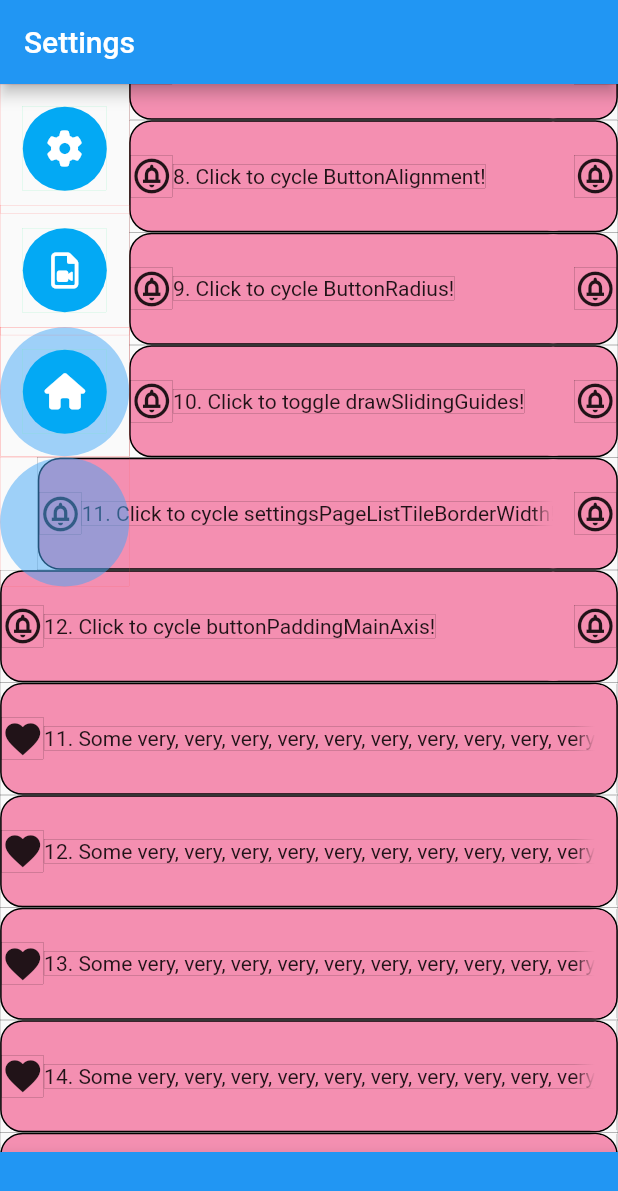
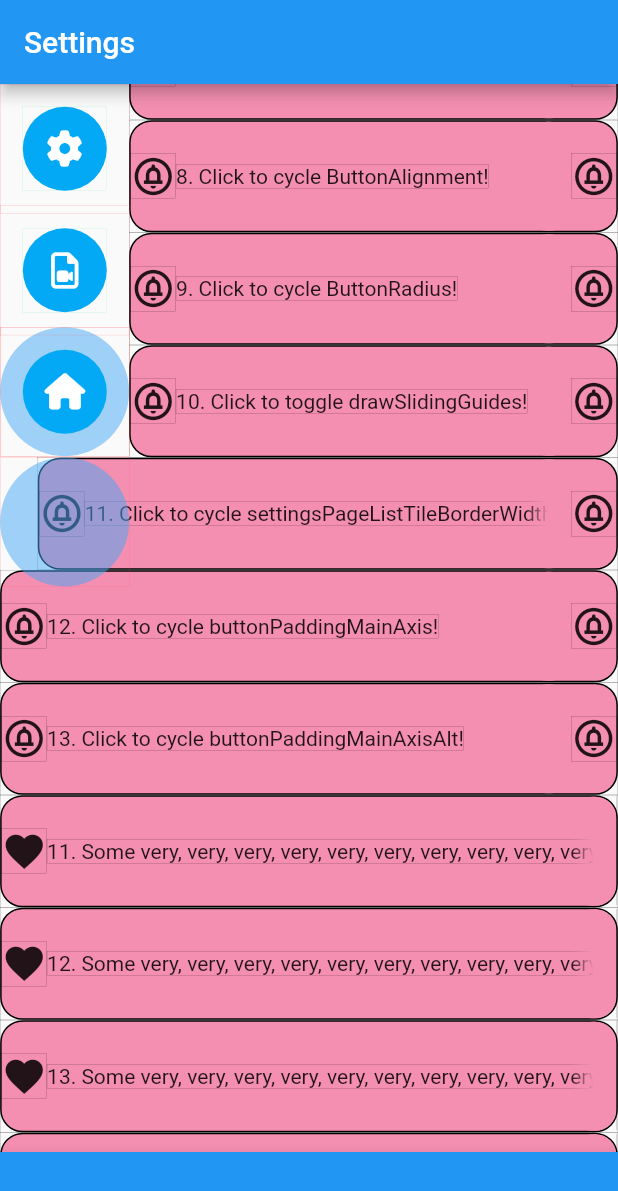
Before and after one commit to BigDeeEss/bu3_kar_kam, a Flutter app: the screen it shows after launch, scrolled down 576 dp, on a phone screen of 412 x 824 dp. Shown: the top 1191 px of the screen. Run offline on Flutter 3.47's test engine with Material 2 defaults, Android fonts, the phone set to English and light mode, and no system bars; our stand-ins replace font_awesome_flutter, get_it, get_it_mixin, shared_preferences.

Commit message:
Implement persistency of buttonPaddingMainAxisAlt user preference through app restarts.
Add ability for user to change this via settings page.

```diff
--- a/lib/app_data.dart
+++ b/lib/app_data.dart
@@ -26,7 +26,8 @@ abstract class AppData extends ChangeNotifier {
   double? buttonPaddingMainAxis;
 
   /// An alternative padding between buttons in [ButtonArray].
-  double buttonPaddingMainAxisAlt = 12.5;
+  double? buttonPaddingMainAxisAlt;
+  // double buttonPaddingMainAxisAlt = 12.5;
 
   /// Defines the padding surrounding each button.
   // EdgeInsetsDirectional get buttonPadding =>
--- a/lib/app_data_service.dart
+++ b/lib/app_data_service.dart
@@ -44,6 +44,7 @@ class AppDataService extends AppData {
       'buttonAlignment': (newValue) => cycleButtonAlignment(),
       'buttonAxis': (newValue) => toggleButtonAxis(),
       'buttonPaddingMainAxis': (newValue) => cycleButtonPaddingMainAxis(),
+      'buttonPaddingMainAxisAlt': (newValue) => cycleButtonPaddingMainAxisAlt(),
       'buttonRadius': (newValue) => cycleButtonRadius(),
       'drawLayoutBounds': (newValue) => toggleDrawLayoutBounds(),
       'drawSlidingGuides': (newValue) => toggleDrawSlidingGuides(),
@@ -92,8 +93,6 @@ class AppDataService extends AppData {
 
   /// Cycle and upload a new [buttonRadius]; update dependencies.
   void cycleButtonPaddingMainAxis() {
-    print('cycleButtonPaddingMainAxis, executing.');
-    print('cycleButtonPaddingMainAxis, buttonPaddingMainAxis = $buttonPaddingMainAxis');
     // Define a map to convert an integer to a value for [buttonRadius].
     Map<int, double> map = {
       0: 12.0,
@@ -111,6 +110,27 @@ class AppDataService extends AppData {
 
     // Save user preference for [buttonRadius] to storage.
     setUserPreferences('buttonPaddingMainAxis', buttonPaddingMainAxis);
+  }
+
+  /// Cycle and upload a new [buttonRadius]; update dependencies.
+  void cycleButtonPaddingMainAxisAlt() {
+    // Define a map to convert an integer to a value for [buttonRadius].
+    Map<int, double> map = {
+      0: 12.5,
+      1: 15.0,
+      2: 17.5,
+    };
+
+    // Use [map], its inverse and the modulus operator to cycle [buttonRadius].
+    int buttonPaddingMainAxisAltIntRepresentation = map.inverse()[buttonPaddingMainAxisAlt]!;
+    buttonPaddingMainAxisAlt = map[(buttonPaddingMainAxisAltIntRepresentation + 1) % map.length]!;
+
+    // Update dependencies: [buttonArrayRect] and [buttonCoordinates].
+    buttonArrayRect = setButtonArrayRect();
+    buttonCoordinates = setButtonCoordinates();
+
+    // Save user preference for [buttonRadius] to storage.
+    setUserPreferences('buttonPaddingMainAxisAlt', buttonPaddingMainAxisAlt);
   }
 
   /// Cycle and upload a new [buttonRadius]; update dependencies.
@@ -259,6 +279,10 @@ class AppDataService extends AppData {
     buttonPaddingMainAxis = buttonPaddingMainAxis ?? 15.0;
     setUserPreferences('buttonPaddingMainAxis', buttonPaddingMainAxis);
 
+    buttonPaddingMainAxisAlt = userPreferences.getDouble('buttonPaddingMainAxisAlt');
+    buttonPaddingMainAxisAlt = buttonPaddingMainAxisAlt ?? 12.5;
+    setUserPreferences('buttonPaddingMainAxisAlt', buttonPaddingMainAxisAlt);
+
     buttonRadius = userPreferences.getDouble('buttonRadius');
     buttonRadius = buttonRadius ?? 28.0;
     setUserPreferences('buttonRadius', buttonRadius);
@@ -285,7 +309,7 @@ class AppDataService extends AppData {
 
     settingsPageListTileIconSize =
         userPreferences.getDouble('settingsPageListTileIconSize');
-    settingsPageListTileIconSize = settingsPageListTileIconSize ?? 28.0;
+    settingsPageListTileIconSize = settingsPageListTileIconSize ?? 30.0;
     setUserPreferences(
         'settingsPageListTileIconSize', settingsPageListTileIconSize);
 
@@ -323,7 +347,7 @@ class AppDataService extends AppData {
 
   /// Calculates the bounding box for [ButtonArray].
   Rect setButtonArrayRect() {
-    double dim = 2 * (buttonRadius! + buttonPaddingMainAxisAlt);
+    double dim = 2 * (buttonRadius! + buttonPaddingMainAxisAlt!);
     double shortLength = 2.0 * (buttonRadius! + buttonPaddingMainAxis!);
     double longLength = (buttonSpecList.length - 1) * dim + shortLength;
 
@@ -355,7 +379,7 @@ class AppDataService extends AppData {
   List<double> setButtonCoordinates() {
     // A length -- button width plus padding -- for defining [coordinateList].
     // Using two parameters allows for the bounding boxes of buttons to overlap.
-    double dim = 2 * (buttonRadius! + buttonPaddingMainAxisAlt);
+    double dim = 2 * (buttonRadius! + buttonPaddingMainAxisAlt!);
 
     // Use [buttonSpecList] to generate a unique position for each [Button].
     List<double> coordinateList = [];
--- a/lib/settings_page_contents.dart
+++ b/lib/settings_page_contents.dart
@@ -337,7 +337,6 @@ class _SettingsPageContentsState extends State<SettingsPageContents>
           size: settingsPageListTileIconSize,
         ),
         onTap: (() {
-          print('tapped buttonPaddingMainAxis changer');
           // Cycle [buttonPaddingMainAxis] variable in [AppData].
           GetItService.instance<AppData>()
               .change(identifier: 'buttonPaddingMainAxis');
@@ -352,12 +351,36 @@ class _SettingsPageContentsState extends State<SettingsPageContents>
           softWrap: false,
         ),
       ),
+      SettingsPageListTile(
+        basePageViewRect:
+        basePageViewRect ?? Offset.zero & MediaQuery.of(context).size,
+        height: 75.0,
+        index: 13,
+        leading: Icon(
+          Icons.circle_notifications_outlined,
+          size: settingsPageListTileIconSize,
+        ),
+        onTap: (() {
+          // Cycle [buttonPaddingMainAxis] variable in [AppData].
+          GetItService.instance<AppData>()
+              .change(identifier: 'buttonPaddingMainAxisAlt');
+        }),
+        trailing: Icon(
+          Icons.circle_notifications_outlined,
+          size: settingsPageListTileIconSize,
+        ),
+        widget: const Text(
+          '13. Click to cycle buttonPaddingMainAxisAlt!',
+          maxLines: 1,
+          softWrap: false,
+        ),
+      ),
       ...List<Widget>.generate(100, (int index) {
         return SettingsPageListTile(
           basePageViewRect:
               basePageViewRect ?? Offset.zero & MediaQuery.of(context).size,
           height: 75.0,
-          index: index + 13,
+          index: index + 14,
           leading: Icon(
             Icons.favorite,
             size: settingsPageListTileIconSize,
```
